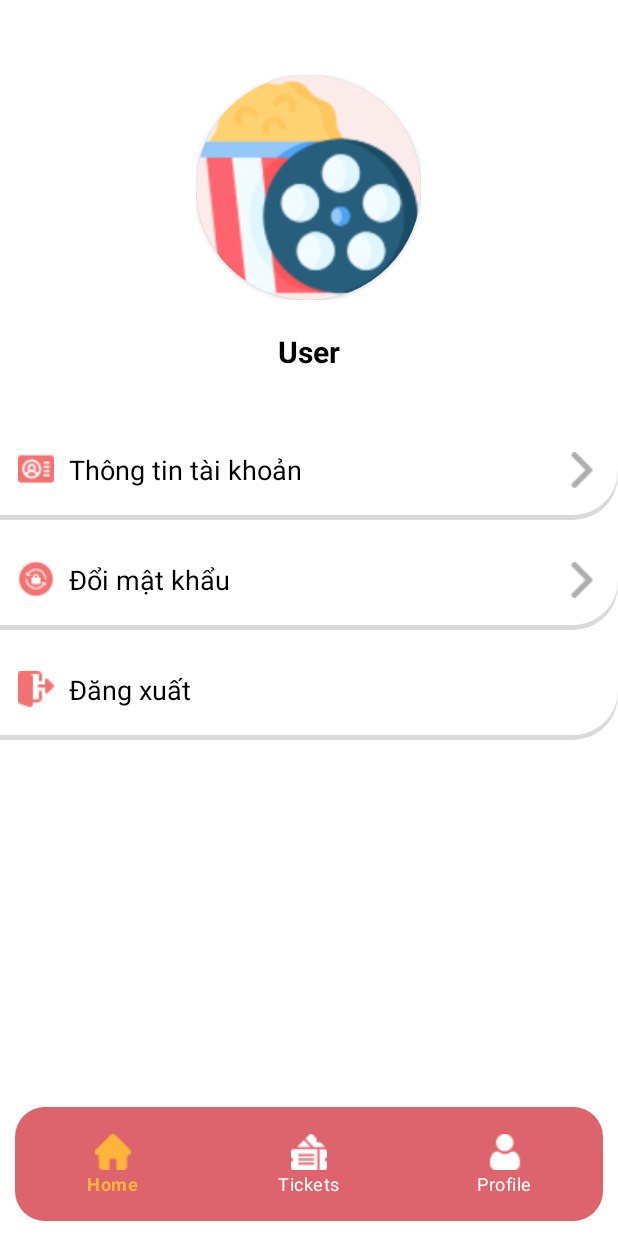
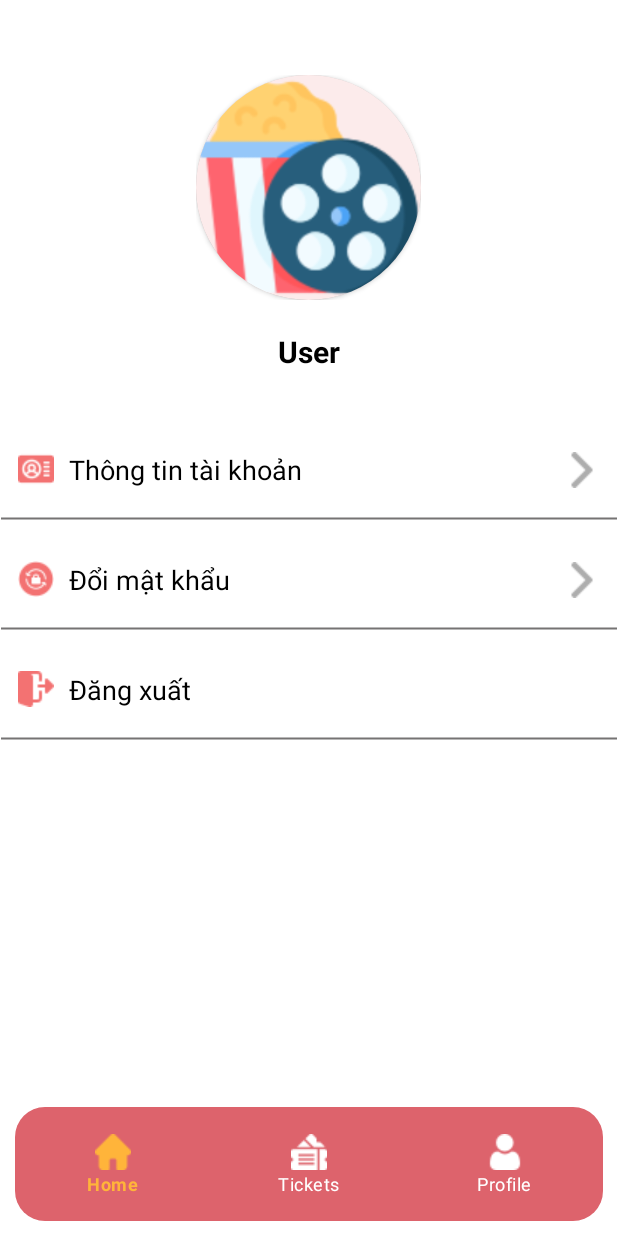
Before and after one commit to xbac2k4/Cinema-PMA101-Agile, an Android app: the fragment FragmentProfile placed in its activity, on a phone screen of 412 x 824 dp. Run offline under Robolectric (Android 15) with nearby library versions, the phone set to English and light mode, and no system bars; our stand-ins replace data binding; libraries missing offline, so code that uses them is left out: com.denzcoskun.imageslider; pictures from the network do not load; 8 statements that could not run were skipped.

```diff
--- a/app/src/main/res/drawable/bgr_dialog.xml
+++ b/app/src/main/res/drawable/bgr_dialog.xml
@@ -2,5 +2,5 @@
 <shape xmlns:android="http://schemas.android.com/apk/res/android"
     android:shape="rectangle">
     <solid android:color="@color/white"/>
-    <corners android:radius="25dp"/>
+    <corners android:radius="7dp"/>
 </shape>
--- a/app/src/main/res/layout/activity_login.xml
+++ b/app/src/main/res/layout/activity_login.xml
@@ -6,6 +6,7 @@
     android:layout_width="match_parent"
     android:layout_height="match_parent"
     android:orientation="vertical"
+    android:background="@color/white"
     tools:context=".view.activity.LoginActivity">
     <RelativeLayout
         android:layout_width="match_parent"
--- a/app/src/main/res/layout/dialog_change_password.xml
+++ b/app/src/main/res/layout/dialog_change_password.xml
@@ -4,9 +4,7 @@
     android:layout_height="wrap_content"
     xmlns:app="http://schemas.android.com/apk/res-auto"
     android:orientation="vertical"
-    android:padding="16dp"
-    android:background="#00000000"
-    >
+    android:background="#00000000">
     <LinearLayout
         android:layout_width="match_parent"
         android:layout_height="match_parent"
--- a/app/src/main/res/layout/fragment_profile.xml
+++ b/app/src/main/res/layout/fragment_profile.xml
@@ -50,16 +50,13 @@
         <RelativeLayout
             android:layout_width="match_parent"
             android:layout_height="63dp"
-            android:layout_marginTop="30dp"
-            android:background="@drawable/bgr_line_2">
-
+            android:layout_marginTop="30dp">
             <RelativeLayout
                 android:id="@+id/layout_tt_taikhoan"
                 android:layout_width="match_parent"
                 android:layout_height="60dp"
                 android:visibility="visible"
-                android:padding="12dp"
-                android:background="@drawable/bgr_line">
+                android:padding="12dp">
                 <TextView
                     android:layout_width="wrap_content"
                     android:layout_height="wrap_content"
@@ -77,20 +74,23 @@
                     android:layout_alignParentEnd="true"
                     android:layout_centerVertical="true"/>
             </RelativeLayout>
+            <View
+                android:layout_width="match_parent"
+                android:layout_height="2dp"
+                android:layout_alignParentBottom="true"
+                android:background="@drawable/line"/>
         </RelativeLayout>
 
         <RelativeLayout
             android:layout_width="match_parent"
             android:layout_height="63dp"
-            android:layout_marginTop="10dp"
-            android:background="@drawable/bgr_line_2">
+            android:layout_marginTop="10dp">
             <RelativeLayout
                 android:id="@+id/layout_doi_mk"
                 android:layout_width="match_parent"
                 android:layout_height="60dp"
                 android:visibility="visible"
-                android:padding="12dp"
-                android:background="@drawable/bgr_line">
+                android:padding="12dp">
                 <TextView
                     android:layout_width="wrap_content"
                     android:layout_height="wrap_content"
@@ -108,20 +108,23 @@
                     android:layout_alignParentEnd="true"
                     android:layout_centerVertical="true"/>
             </RelativeLayout>
+            <View
+                android:layout_width="match_parent"
+                android:layout_height="2dp"
+                android:layout_alignParentBottom="true"
+                android:background="@drawable/line"/>
         </RelativeLayout>
 
         <RelativeLayout
             android:layout_width="match_parent"
             android:layout_height="63dp"
-            android:layout_marginTop="10dp"
-            android:background="@drawable/bgr_line_2">
+            android:layout_marginTop="10dp">
             <RelativeLayout
                 android:id="@+id/layout_dangxuat"
                 android:layout_width="match_parent"
                 android:layout_height="60dp"
                 android:visibility="visible"
-                android:padding="12dp"
-                android:background="@drawable/bgr_line">
+                android:padding="12dp">
                 <TextView
                     android:layout_width="wrap_content"
                     android:layout_height="wrap_content"
@@ -133,6 +136,11 @@
                     android:textSize="18sp"
                     android:layout_centerVertical="true"/>
             </RelativeLayout>
+            <View
+                android:layout_width="match_parent"
+                android:layout_height="2dp"
+                android:layout_alignParentBottom="true"
+                android:background="@drawable/line"/>
         </RelativeLayout>
     </LinearLayout>
 </layout>
```
Also changed, not shown: app/src/main/java/com/example/cinemamobilefe/view/activity/RegisterActivity.java (+12 -5 lines), app/src/main/res/layout/activity_register.xml (+16 -6 lines), app/src/main/res/layout/dialog_details_profile.xml (+21 -16 lines).
